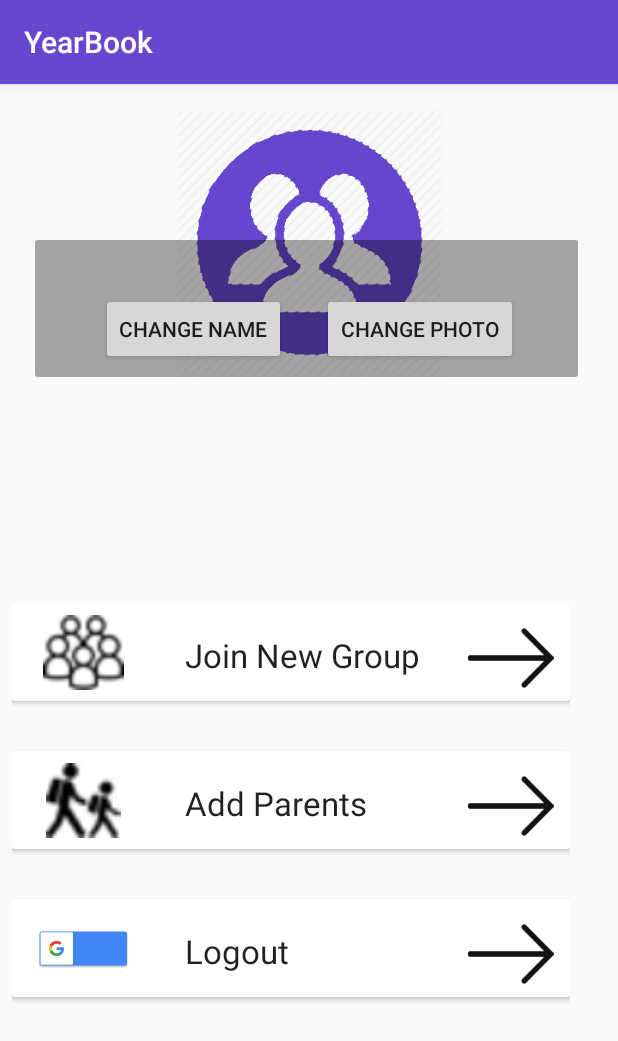
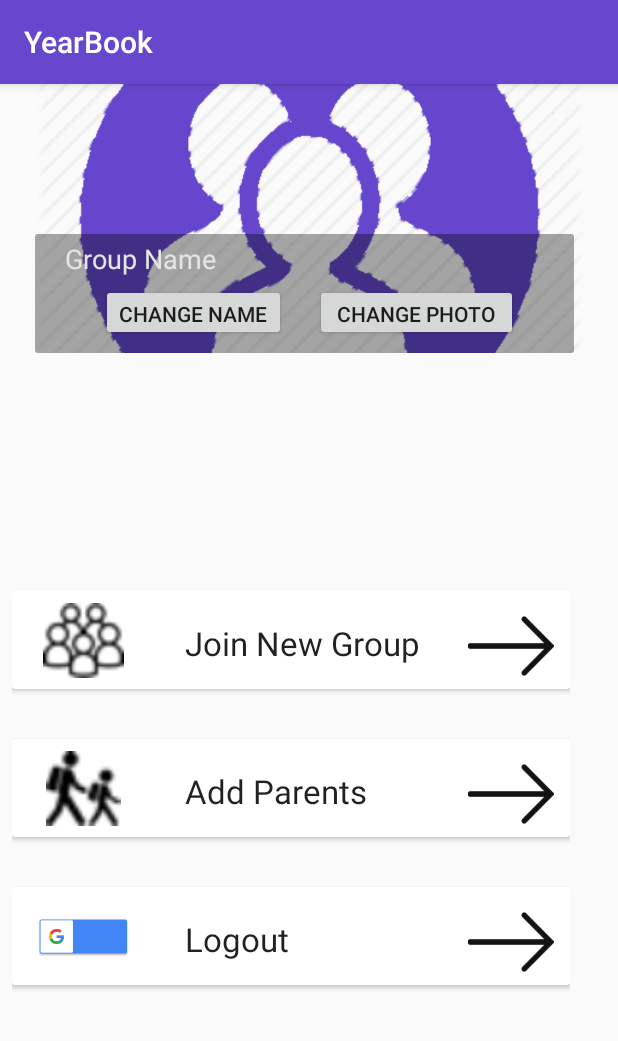
Before and after one commit to ShivKushwah/Yearbook-Android-Release, an Android app: the SettingsActivity screen opened directly, with no data from a screen before it, on a phone screen of 412 x 824 dp. Shown: the top 1041 px of the screen. Run offline under Robolectric (Android 15) with nearby library versions, the phone set to English and light mode, and no system bars; our stand-ins replace Firebase (no records; nobody signed in at launch, a user with empty details on screens opened directly).

Commit message:
settings work
[no they don't]

```diff
--- a/app/src/main/java/com/mdb/yearbook/android/SettingsActivity.java
+++ b/app/src/main/java/com/mdb/yearbook/android/SettingsActivity.java
@@ -15,6 +15,7 @@ import android.widget.Button;
 import android.widget.EditText;
 import android.widget.ImageView;
 import android.widget.ProgressBar;
+import android.widget.TextView;
 import android.widget.Toast;
 
 import com.bumptech.glide.Glide;
@@ -44,6 +45,20 @@ public class SettingsActivity extends AppCompatActivity {
         setContentView(R.layout.activity_settings);
         ((ImageView) findViewById(R.id.transparentImageView)).setAlpha(127);
         DatabaseReference mDatabase = FirebaseDatabase.getInstance().getReference();
+        mDatabase.child("Groups").child(YearbookActivity.currentGroup).child("title").addValueEventListener(new ValueEventListener() {
+            @Override
+            public void onDataChange(DataSnapshot dataSnapshot) {
+                String groupName = (String)dataSnapshot.getValue();
+                ((TextView)((SettingsActivity)SettingsActivity.context).findViewById(R.id.settingsGroupText)).setText(groupName);
+                //toolbar.setTitle(groupName);
+
+            }
+
+            @Override
+            public void onCancelled(DatabaseError databaseError) {
+
+            }
+        });
         mDatabase.child("Groups").child(YearbookActivity.currentGroup).child("coverPhotoUrl").addValueEventListener(new ValueEventListener() {
             @Override
             public void onDataChange(DataSnapshot dataSnapshot) {
--- a/app/src/main/res/layout/activity_settings.xml
+++ b/app/src/main/res/layout/activity_settings.xml
@@ -22,8 +22,8 @@
 
     <Button
         android:id="@+id/button2"
-        android:layout_width="wrap_content"
-        android:layout_height="wrap_content"
+        android:layout_width="123dp"
+        android:layout_height="38dp"
         android:layout_marginBottom="8dp"
         android:layout_marginStart="44dp"
         android:text="Change Name"
@@ -32,8 +32,8 @@
 
     <Button
         android:id="@+id/button3"
-        android:layout_width="wrap_content"
-        android:layout_height="wrap_content"
+        android:layout_width="135dp"
+        android:layout_height="38dp"
         android:layout_marginBottom="8dp"
         android:layout_marginEnd="44dp"
         android:text="Change Photo"
@@ -46,7 +46,7 @@
         android:layout_height="179dp"
         android:layout_marginEnd="8dp"
         android:layout_marginStart="8dp"
-        android:layout_marginTop="16dp"
+        android:scaleType="centerCrop"
         app:layout_constraintEnd_toEndOf="parent"
         app:layout_constraintStart_toStartOf="parent"
         app:layout_constraintTop_toTopOf="parent"
@@ -54,11 +54,24 @@
 
     <ImageView
         android:id="@+id/transparentImageView"
-        android:layout_width="362dp"
-        android:layout_height="91dp"
+        android:layout_width="359dp"
+        android:layout_height="79dp"
         app:layout_constraintBottom_toBottomOf="@+id/settingsGroupPhoto"
         app:layout_constraintStart_toStartOf="@+id/settingsGroupPhoto"
         app:srcCompat="@drawable/fab_label_background" />
+    <TextView
+        android:id="@+id/settingsGroupText"
+        android:layout_width="301dp"
+        android:layout_height="32dp"
+        android:layout_marginStart="20dp"
+        android:layout_marginTop="4dp"
+        android:hint="Group Name"
+        android:textAppearance="@style/TextAppearance.AppCompat.Medium"
+        android:textColor="@color/colorWhite"
+        android:textColorHint="@color/background"
+        app:layout_constraintStart_toStartOf="@+id/transparentImageView"
+        app:layout_constraintTop_toTopOf="@+id/transparentImageView" />
+
 
 
 
```
